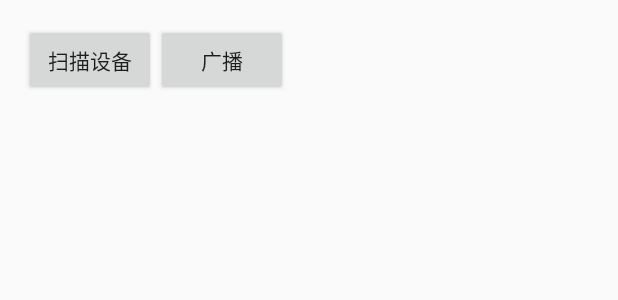
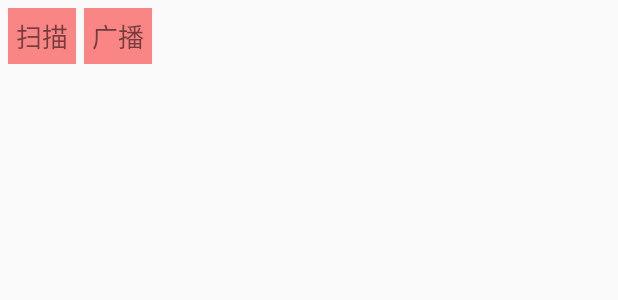
Before and after one commit to HaoFeiWang/DemoList, an Android app: the layout activity_bluetooth.xml on its own in the app's theme, with its tools: preview values and no code run, on a phone screen of 412 x 824 dp. Shown: the top 300 px of the screen. Run offline under Robolectric (Android 15) with nearby library versions, the light colour scheme and no system bars.

```diff
--- a/app/src/main/res/layout/activity_bluetooth.xml
+++ b/app/src/main/res/layout/activity_bluetooth.xml
@@ -3,28 +3,42 @@
     xmlns:tools="http://schemas.android.com/tools"
     android:layout_width="match_parent"
     android:layout_height="match_parent"
-    android:padding="16dp"
     android:orientation="vertical"
+    android:padding="5dp"
     tools:context="com.whf.demolist.bluetooth.ble.ClientActivity">
 
-    <LinearLayout
+    <RelativeLayout
         android:layout_width="match_parent"
-        android:layout_height="wrap_content"
-        android:orientation="horizontal">
+        android:layout_height="wrap_content">
 
-        <Button
+        <TextView
             android:id="@+id/btn_scan"
             android:layout_width="wrap_content"
             android:layout_height="wrap_content"
-            android:text="扫描设备" />
+            android:background="#fa8585"
+            android:textSize="17sp"
+            android:padding="5dp"
+            android:text="扫描" />
 
-        <Button
+        <TextView
             android:id="@+id/btn_broadcast"
             android:layout_width="wrap_content"
             android:layout_height="wrap_content"
+            android:layout_toEndOf="@id/btn_scan"
+            android:textSize="17sp"
+            android:background="#fa8585"
+            android:padding="5dp"
+            android:layout_marginStart="5dp"
             android:text="广播" />
 
-    </LinearLayout>
+        <TextView
+            android:id="@+id/tv_state"
+            android:layout_width="wrap_content"
+            android:layout_height="wrap_content"
+            android:layout_below="@id/btn_scan"
+            android:layout_marginTop="5dp" />
+
+    </RelativeLayout>
 
 
     <android.support.v7.widget.RecyclerView
--- a/app/src/main/res/values/styles.xml
+++ b/app/src/main/res/values/styles.xml
@@ -1,11 +1,13 @@
 <resources>
 
     <!-- Base application theme. -->
-    <style name="AppTheme" parent="Theme.AppCompat.Light.DarkActionBar">
+    <style name="AppTheme" parent="Theme.AppCompat.Light.NoActionBar">
         <!-- Customize your theme here. -->
         <item name="colorPrimary">@color/colorPrimary</item>
         <item name="colorPrimaryDark">@color/colorPrimaryDark</item>
         <item name="colorAccent">@color/colorAccent</item>
+        <item name="android:windowFullscreen">true</item>
+        <item name="windowNoTitle">true</item>
     </style>
 
     <style name="AppTheme.NoActionBar">
```
Also changed, not shown: app/src/main/java/com/whf/demolist/bluetooth/ble/ClientActivity.java (+11 -5 lines).
